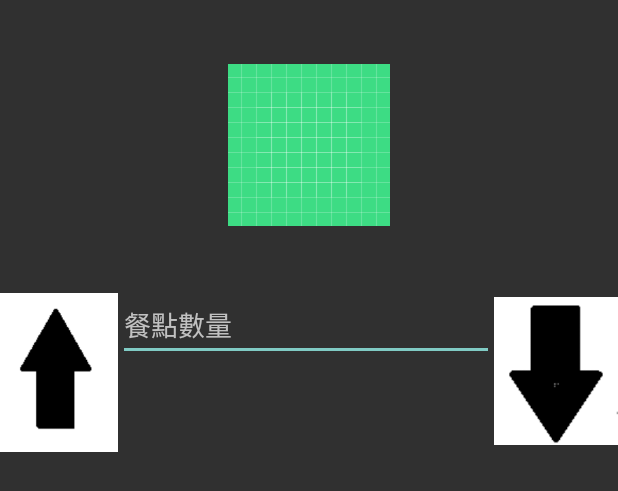
After one commit to balsi2001/IECS-1112-App-APP, an Android app: the layout mealres.xml on its own in the app's theme, with its tools: preview values and no code run, on a phone screen of 412 x 824 dp. The commit adds this screen. Shown: the top 491 px of the screen. Run offline under Robolectric (Android 15) with nearby library versions, the phone set to English and light mode, and no system bars.

Commit message:
實作切換點餐頁面按鈕的功能，圖片不能太大

```diff
--- a/login/app/src/main/AndroidManifest.xml
+++ b/login/app/src/main/AndroidManifest.xml
@@ -16,7 +16,7 @@
         android:theme="@style/Theme.AppCompat"
         tools:targetApi="31">
         <activity
-            android:name=".mealmanager"
+            android:name=".MainActivity"
             android:exported="false" />
         <activity
             android:name=".SignupMainActivity2"
@@ -25,7 +25,7 @@
             android:name=".signingActivity"
             android:exported="false" />
         <activity
-            android:name=".MainActivity"
+            android:name=".mealmanager"
             android:exported="true">
             <intent-filter>
                 <action android:name="android.intent.action.MAIN" />
--- a/login/app/src/main/java/com/example/myapplication/ListViewAdapter.java
+++ b/login/app/src/main/java/com/example/myapplication/ListViewAdapter.java
@@ -56,7 +56,6 @@ public class ListViewAdapter extends BaseAdapter {
         databaseHandler =new DatabaseHandler(null);
         databaseHandler.open();
         Cursor cursor=databaseHandler.getimg(foodItem.getId());
-
         foodImage.setImageBitmap(BitmapFactory.decodeByteArray(cursor.getBlob(5),0,cursor.getBlob(5).length));
 
         return view;
--- a/login/app/src/main/java/com/example/myapplication/cursuradapter.java
+++ b/login/app/src/main/java/com/example/myapplication/cursuradapter.java
@@ -16,6 +16,7 @@ public class cursuradapter extends CursorAdapter {
 
     private LayoutInflater layoutInflater;
     private ArrayList<FoodItem> listFood;
+
 
 
     public cursuradapter(Context context, Cursor c, int flags) {
@@ -40,5 +41,7 @@ public class cursuradapter extends CursorAdapter {
         foodDescription.setText(cursor.getString(2));
         foodPrice.setText("NT$ " + cursor.getString(3));
         foodImage.setImageBitmap(BitmapFactory.decodeByteArray(cursor.getBlob(5),0,cursor.getBlob(5).length));
+
+
     }
 }
--- /dev/null
+++ b/login/app/src/main/res/layout/mealres.xml
@@ -0,0 +1,55 @@
+<?xml version="1.0" encoding="utf-8"?>
+<LinearLayout xmlns:android="http://schemas.android.com/apk/res/android"
+    xmlns:app="http://schemas.android.com/apk/res-auto"
+    android:layout_width="match_parent"
+    android:layout_height="match_parent">
+
+    <LinearLayout
+        android:layout_width="266dp"
+        android:layout_height="348dp"
+        android:layout_weight="1"
+        android:orientation="vertical">
+
+        <ImageView
+            android:id="@+id/order_page_iv"
+            android:layout_width="match_parent"
+            android:layout_height="match_parent"
+            android:layout_weight="0.35"
+            android:scaleType="center"
+            app:srcCompat="@drawable/ic_launcher_background" />
+
+        <LinearLayout
+            android:layout_width="match_parent"
+            android:layout_height="599dp"
+            android:layout_weight="1"
+            android:orientation="horizontal">
+
+            <ImageView
+                android:id="@+id/order_page_up_iv"
+                android:layout_width="42dp"
+                android:layout_height="111dp"
+                android:layout_weight="1"
+                app:srcCompat="@drawable/incress" />
+
+            <EditText
+                android:id="@+id/order_et"
+                android:layout_width="wrap_content"
+                android:layout_height="wrap_content"
+                android:layout_weight="1"
+                android:ems="10"
+                android:hint="餐點數量"
+                android:inputType="text" />
+
+            <ImageView
+                android:id="@+id/order_page_down_iv"
+                android:layout_width="45dp"
+                android:layout_height="109dp"
+                android:layout_weight="1"
+                android:scrollbarSize="20dp"
+                app:srcCompat="@drawable/decrease" />
+
+        </LinearLayout>
+
+    </LinearLayout>
+
+</LinearLayout>
```
Also changed, not shown: login/app/src/main/java/com/example/myapplication/DatabaseHandler.java (+7 -1 lines), login/app/src/main/java/com/example/myapplication/MainActivity.java (+78 -10 lines), login/app/src/main/java/com/example/myapplication/order_for_customer.java (added, +77 -0 lines), login/app/src/main/res/layout/activity_main.xml (+9 -4 lines), login/app/src/main/res/drawable/decrease.png (added), login/app/src/main/res/drawable/incress.png (added).
